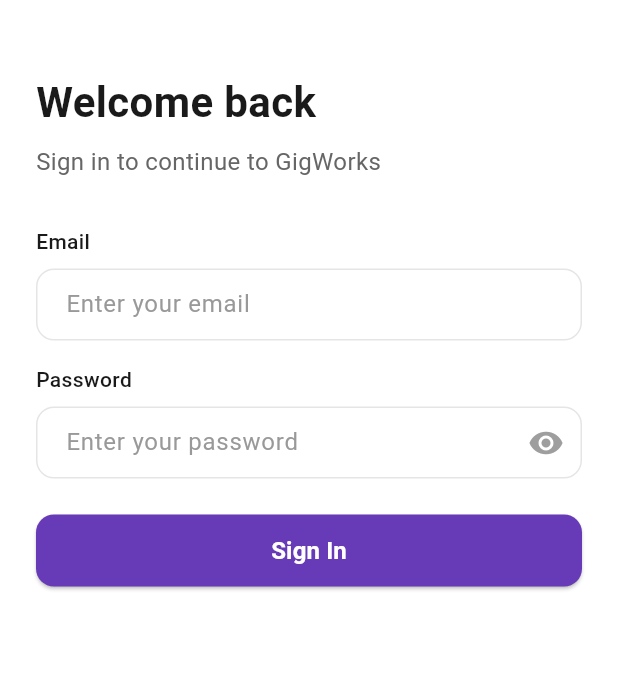
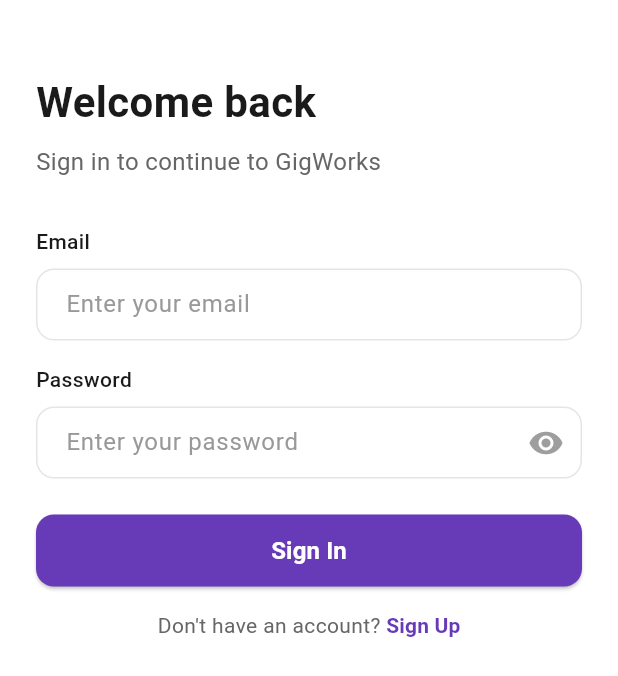
Before and after one commit to mahesh-bora/Whatbytes-Assigment, a Flutter app: the screen it shows after launch, on a phone screen of 412 x 824 dp. Shown: the top 676 px of the screen. Run offline on Flutter 3.47's test engine with Material 3 defaults, Android fonts, the phone set to English and light mode, and no system bars; our stand-ins replace cloud_firestore, firebase_auth, firebase_core; accounts and stored records are empty.

Commit message:
Working App Model

```diff
--- a/lib/presentation/auth_screen.dart
+++ b/lib/presentation/auth_screen.dart
@@ -14,14 +14,17 @@ class _AuthScreenState extends State<AuthScreen> {
   final _formKey = GlobalKey<FormState>();
   final _emailController = TextEditingController();
   final _passwordController = TextEditingController();
+  final _confirmPasswordController = TextEditingController();
   bool _isLogin = true;
   bool _isLoading = false;
   bool _isPasswordVisible = false;
+  bool _isConfirmPasswordVisible = false;
 
   @override
   void dispose() {
     _emailController.dispose();
     _passwordController.dispose();
+    _confirmPasswordController.dispose();
     super.dispose();
   }
 
@@ -76,7 +79,9 @@ class _AuthScreenState extends State<AuthScreen> {
                   ),
                   const SizedBox(height: 8),
                   Text(
-                    'Sign in to continue to GigWorks',
+                    _isLogin
+                        ? 'Sign in to continue to GigWorks'
+                        : 'Create your GigWorks account',
                     style: const TextStyle(
                       fontSize: 16,
                       color: Color(0xFF666666),
@@ -109,6 +114,7 @@ class _AuthScreenState extends State<AuthScreen> {
                       if (value == null || value.isEmpty) {
                         return 'Please enter your password';
                       }
+                      if (!_isLogin) {
                         if (value.length < 8) {
                           return 'Password must be at least 8 characters long';
                         }
@@ -121,8 +127,10 @@ class _AuthScreenState extends State<AuthScreen> {
                         if (!RegExp(r'[0-9]').hasMatch(value)) {
                           return 'Password must contain at least one digit';
                         }
-                      if (!RegExp(r'[!@#$%^&*(),.?":{}|<>]').hasMatch(value)) {
+                        if (!RegExp(r'[!@#$%^&*(),.?":{}|<>]')
+                            .hasMatch(value)) {
                           return 'Password must contain at least one special character';
+                        }
                       }
                       return null;
                     },
@@ -140,6 +148,38 @@ class _AuthScreenState extends State<AuthScreen> {
                       },
                     ),
                   ),
+                  if (!_isLogin) ...[
+                    const SizedBox(height: 16),
+                    _buildInputField(
+                      controller: _confirmPasswordController,
+                      label: 'Confirm Password',
+                      hintText: 'Confirm your password',
+                      obscureText: !_isConfirmPasswordVisible,
+                      validator: (value) {
+                        if (value == null || value.isEmpty) {
+                          return 'Please confirm your password';
+                        }
+                        if (value != _passwordController.text) {
+                          return 'Passwords do not match';
+                        }
+                        return null;
+                      },
+                      suffixIcon: IconButton(
+                        icon: Icon(
+                          _isConfirmPasswordVisible
+                              ? Icons.visibility_off
+                              : Icons.visibility,
+                          color: Colors.grey,
+                        ),
+                        onPressed: () {
+                          setState(() {
+                            _isConfirmPasswordVisible =
+                                !_isConfirmPasswordVisible;
+                          });
+                        },
+                      ),
+                    ),
+                  ],
                   const SizedBox(height: 24),
                   ElevatedButton(
                     onPressed: _isLoading ? null : _submit,
@@ -168,6 +208,45 @@ class _AuthScreenState extends State<AuthScreen> {
                               fontWeight: FontWeight.w600,
                             ),
                           ),
+                  ),
+                  const SizedBox(height: 16),
+                  Row(
+                    mainAxisAlignment: MainAxisAlignment.center,
+                    children: [
+                      Text(
+                        _isLogin
+                            ? "Don't have an account? "
+                            : 'Already have an account? ',
+                        style: const TextStyle(
+                          color: Color(0xFF666666),
+                          fontSize: 14,
+                        ),
+                      ),
+                      TextButton(
+                        onPressed: () {
+                          setState(() {
+                            _isLogin = !_isLogin;
+                            _formKey.currentState?.reset();
+                            _emailController.clear();
+                            _passwordController.clear();
+                            _confirmPasswordController.clear();
+                          });
+                        },
+                        style: TextButton.styleFrom(
+                          foregroundColor: Colors.deepPurple,
+                          padding: EdgeInsets.zero,
+                          minimumSize: Size.zero,
+                          tapTargetSize: MaterialTapTargetSize.shrinkWrap,
+                        ),
+                        child: Text(
+                          _isLogin ? 'Sign Up' : 'Sign In',
+                          style: const TextStyle(
+                            fontWeight: FontWeight.w600,
+                            fontSize: 14,
+                          ),
+                        ),
+                      ),
+                    ],
                   ),
                 ],
               ),
--- a/lib/presentation/home_screen.dart
+++ b/lib/presentation/home_screen.dart
@@ -526,6 +526,7 @@ class _HomeScreenState extends State<HomeScreen> with TickerProviderStateMixin {
             leading: const Icon(Icons.logout),
             title: const Text('Sign Out'),
             onTap: () {
+              Navigator.pop(context);
               Provider.of<AuthProvider>(context, listen: false).signOut();
             },
           ),
```
Lines whose indentation alone changed are shown as unchanged.
